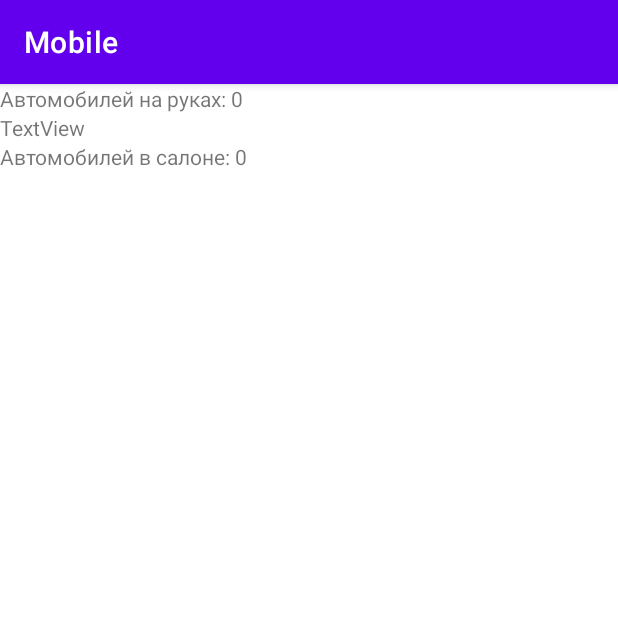
After one commit to a-shdv/gosy, an Android app: the ReportActivity screen opened directly, with no data from a screen before it, on a phone screen of 412 x 824 dp, the top half of it. The commit adds this screen. Run offline under Robolectric (Android 15) with nearby library versions, the phone set to English and light mode, and no system bars.

Commit message:
Add mob (reports)

```diff
--- a/mob/app/src/main/java/com/example/mob/activity/EditAutoActivity.java
+++ b/mob/app/src/main/java/com/example/mob/activity/EditAutoActivity.java
@@ -16,7 +16,6 @@ public class EditAutoActivity extends AppCompatActivity {
     private EditText editTextAutoClient;
     private Button buttonEditAutoOk;
     private AutoRepo autoRepo;
-
 
     @Override
     protected void onCreate(Bundle savedInstanceState) {
--- /dev/null
+++ b/mob/app/src/main/java/com/example/mob/activity/ReportActivity.java
@@ -0,0 +1,48 @@
+package com.example.mob.activity;
+
+import androidx.appcompat.app.AppCompatActivity;
+
+import android.os.Bundle;
+import android.widget.TextView;
+
+import com.example.mob.R;
+import com.example.mob.entity.Auto;
+import com.example.mob.repo.AutoRepo;
+
+import java.util.List;
+
+public class ReportActivity extends AppCompatActivity {
+    TextView textViewSold;
+    TextView textViewDeleted;
+    TextView textViewAdded;
+
+    private AutoRepo autoRepo;
+
+    @Override
+    protected void onCreate(Bundle savedInstanceState) {
+        super.onCreate(savedInstanceState);
+        setContentView(R.layout.activity_report);
+
+        textViewSold = findViewById(R.id.text_view_sold);
+        textViewDeleted = findViewById(R.id.text_view_deleted);
+        textViewAdded = findViewById(R.id.text_view_added);
+
+        autoRepo =new AutoRepo(this);
+
+        // Get and display the counts
+        List<Auto> soldCount = autoRepo.findAllAutosWithClientId();
+        List<Auto> addedCount = autoRepo.findAllAutosWithClientIdZero();
+        int deletedAuto = getIntent().getIntExtra("DELETED_AUTO", -1);
+
+        // Set the text for textViewSold
+        textViewSold.setText("Автомобилей на руках: " + String.valueOf(soldCount.size()));
+
+        // Set the text for textViewDeleted
+        if (deletedAuto != -1) {
+            textViewDeleted.setText("Автомобилей списано: " + String.valueOf(deletedAuto));
+        }
+
+        // Set the text for textViewAdded
+        textViewAdded.setText("Автомобилей в салоне: " + String.valueOf(addedCount.size()));
+    }
+}
--- a/mob/app/src/main/java/com/example/mob/repo/AutoRepo.java
+++ b/mob/app/src/main/java/com/example/mob/repo/AutoRepo.java
@@ -17,16 +17,19 @@ public class AutoRepo {
         dbHelper = new DbHelper(context);
     }
 
-    // Метод для вставки автомобиля
     public void createAuto(Auto auto) {
         SQLiteDatabase db = dbHelper.getWritableDatabase();
         ContentValues values = new ContentValues();
         values.put(DbHelper.AUTOS_MODEL, auto.getModel());
-        values.put(DbHelper.AUTOS_CLIENT_ID, auto.getClientId());
-        /*long autoId = */db.insert(DbHelper.AUTOS_TABLE, null, values);
+        if (auto.getClientId() != null) {
+            values.put(DbHelper.AUTOS_CLIENT_ID, auto.getClientId());
+        } else {
+            values.putNull(DbHelper.AUTOS_CLIENT_ID);
+        }
+        db.insert(DbHelper.AUTOS_TABLE, null, values);
         db.close();
-//        return autoId;
     }
+
 
     public void deleteAuto(int autoId) {
         SQLiteDatabase db = dbHelper.getWritableDatabase();
@@ -45,6 +48,58 @@ public class AutoRepo {
                 String.format("%s=?", DbHelper.AUTOS_CLIENT_ID),
                 new String[]{String.valueOf(clientId)},
                 null, null, null);
+        if (cursor.moveToFirst()) {
+            do {
+                Auto auto = new Auto();
+                auto.setId(cursor.getInt(cursor.getColumnIndexOrThrow(DbHelper.ID)));
+                auto.setModel(cursor.getString(cursor.getColumnIndexOrThrow(DbHelper.AUTOS_MODEL)));
+                auto.setClientId(cursor.getInt(cursor.getColumnIndexOrThrow(DbHelper.AUTOS_CLIENT_ID)));
+                autos.add(auto);
+            } while (cursor.moveToNext());
+        }
+        cursor.close();
+        db.close();
+        return autos;
+    }
+
+    public List<Auto> findAllAutosWithClientId() {
+        List<Auto> autos = new ArrayList<>();
+        SQLiteDatabase db = dbHelper.getReadableDatabase();
+
+        Cursor cursor = db.query(
+                DbHelper.AUTOS_TABLE,
+                new String[]{DbHelper.ID, DbHelper.AUTOS_MODEL, DbHelper.AUTOS_CLIENT_ID},
+                String.format("%s IS NOT NULL", DbHelper.AUTOS_CLIENT_ID),
+                null,
+                null,
+                null,
+                null);
+        if (cursor.moveToFirst()) {
+            do {
+                Auto auto = new Auto();
+                auto.setId(cursor.getInt(cursor.getColumnIndexOrThrow(DbHelper.ID)));
+                auto.setModel(cursor.getString(cursor.getColumnIndexOrThrow(DbHelper.AUTOS_MODEL)));
+                auto.setClientId(cursor.getInt(cursor.getColumnIndexOrThrow(DbHelper.AUTOS_CLIENT_ID)));
+                autos.add(auto);
+            } while (cursor.moveToNext());
+        }
+        cursor.close();
+        db.close();
+        return autos;
+    }
+
+    public List<Auto> findAllAutosWithClientIdZero() {
+        List<Auto> autos = new ArrayList<>();
+        SQLiteDatabase db = dbHelper.getReadableDatabase();
+
+        Cursor cursor = db.query(
+                DbHelper.AUTOS_TABLE,
+                new String[]{DbHelper.ID, DbHelper.AUTOS_MODEL, DbHelper.AUTOS_CLIENT_ID},
+                String.format("%s IS NULL", DbHelper.AUTOS_CLIENT_ID), // Check for null values
+                null,
+                null,
+                null,
+                null);
         if (cursor.moveToFirst()) {
             do {
                 Auto auto = new Auto();
@@ -85,6 +140,8 @@ public class AutoRepo {
         db.close();
         return autos;
     }
+
+
 
     // Inside AutoRepo
     public Auto findAutoById(int autoId) {
--- a/mob/app/src/main/res/layout/activity_auto.xml
+++ b/mob/app/src/main/res/layout/activity_auto.xml
@@ -25,6 +25,12 @@
             android:text="@string/button_add_auto" />
 
         <Button
+            android:id="@+id/button_report_auto"
+            android:layout_width="match_parent"
+            android:layout_height="wrap_content"
+            android:text="@string/button_report_auto" />
+
+        <Button
             android:id="@+id/button_delete_auto"
             android:layout_width="match_parent"
             android:layout_height="48dp"
--- /dev/null
+++ b/mob/app/src/main/res/layout/activity_report.xml
@@ -0,0 +1,33 @@
+<?xml version="1.0" encoding="utf-8"?>
+<androidx.constraintlayout.widget.ConstraintLayout xmlns:android="http://schemas.android.com/apk/res/android"
+    xmlns:app="http://schemas.android.com/apk/res-auto"
+    xmlns:tools="http://schemas.android.com/tools"
+    android:layout_width="match_parent"
+    android:layout_height="match_parent"
+    tools:context=".activity.ReportActivity">
+
+    <LinearLayout
+        android:layout_width="match_parent"
+        android:layout_height="match_parent"
+        android:orientation="vertical">
+
+        <TextView
+            android:id="@+id/text_view_sold"
+            android:layout_width="wrap_content"
+            android:layout_height="wrap_content"
+            android:text="TextView" />
+
+        <TextView
+            android:id="@+id/text_view_deleted"
+            android:layout_width="wrap_content"
+            android:layout_height="wrap_content"
+            android:text="TextView" />
+
+        <TextView
+            android:id="@+id/text_view_added"
+            android:layout_width="wrap_content"
+            android:layout_height="wrap_content"
+            android:text="TextView" />
+    </LinearLayout>
+
+</androidx.constraintlayout.widget.ConstraintLayout>
--- a/mob/app/src/main/res/values/strings.xml
+++ b/mob/app/src/main/res/values/strings.xml
@@ -9,6 +9,7 @@
     <!--Auto-->
     <string name="button_add_auto">Add</string>
     <string name="button_edit_auto">Edit</string>
+    <string name="button_report_auto">Report</string>
     <string name="button_delete_auto">Delete</string>
     <string name="edit_text_auto_model">BMW</string>
     <string name="edit_text_auto_client">1</string>
```
Also changed, not shown: mob/app/src/main/AndroidManifest.xml (+12 -8 lines), mob/app/src/main/java/com/example/mob/activity/AutoActivity.java (+34 -17 lines), mob/app/src/main/java/com/example/mob/activity/CreateAutoActivity.java (+15 -9 lines), mob/app/src/main/java/com/example/mob/entity/Auto.java (+5 -5 lines), 1 other file.
